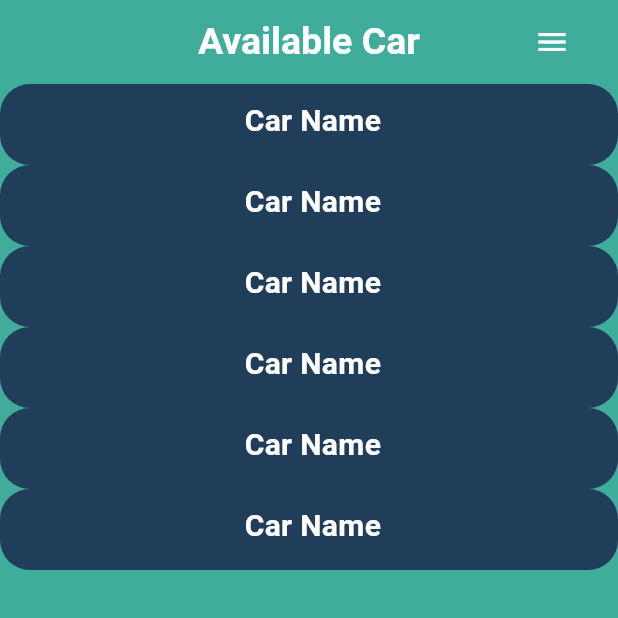
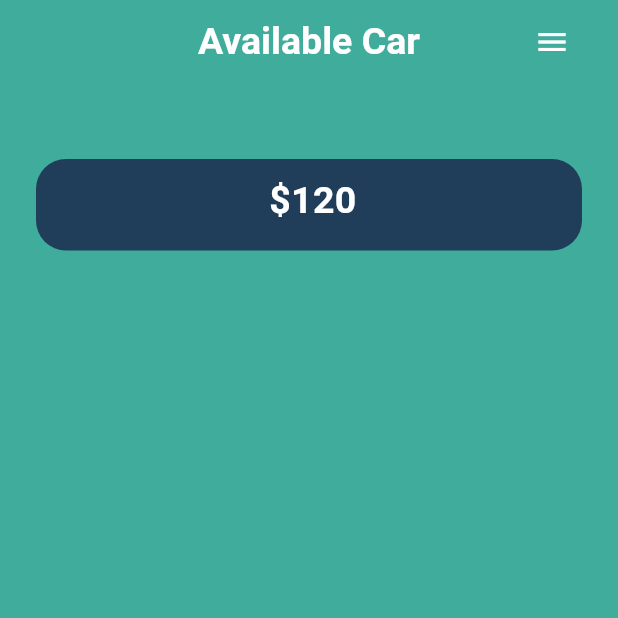
Before and after one commit to Yasitha-Bhanuka/car_app_UI, a Flutter app: the screen it shows after launch, on a phone screen of 412 x 824 dp, the top half of it. Run offline on Flutter 3.47's test engine with Material 3 defaults, Android fonts, the phone set to English and light mode, and no system bars.

Commit message:
Update CarHomeScreen to display car price and adjust layout

```diff
--- a/lib/screens/Home/car_home_screen.dart
+++ b/lib/screens/Home/car_home_screen.dart
@@ -1,4 +1,5 @@
 import 'package:car_app/constants.dart';
+import 'package:car_app/model/car.dart';
 import 'package:flutter/material.dart';
 
 class CarHomeScreen extends StatelessWidget {
@@ -29,8 +30,9 @@ class CarHomeScreen extends StatelessWidget {
       ),
       body: ListView.builder(
         shrinkWrap: true,
-        itemCount: 6,
+        itemCount: 1,
         itemBuilder: (context, index) {
+          final car = carList[index];
           return GestureDetector(
             onTap: () {},
             child: Container(
@@ -38,6 +40,7 @@ class CarHomeScreen extends StatelessWidget {
                 children: [
                   Container(
                     width: double.infinity,
+                    margin: EdgeInsets.only(left: 24, right: 24, top: 50),
                     padding: EdgeInsets.only(
                         left: 25, top: 10, right: 20, bottom: 15),
                     decoration: BoxDecoration(
@@ -47,10 +50,10 @@ class CarHomeScreen extends StatelessWidget {
                     child: Column(
                       children: [
                         Text(
-                          'Car Name',
+                          "\$${car.price.toString()}",
                           style: TextStyle(
                               color: Colors.white,
-                              fontSize: 20,
+                              fontSize: 25,
                               fontWeight: FontWeight.bold),
                         ),
                       ],
```
